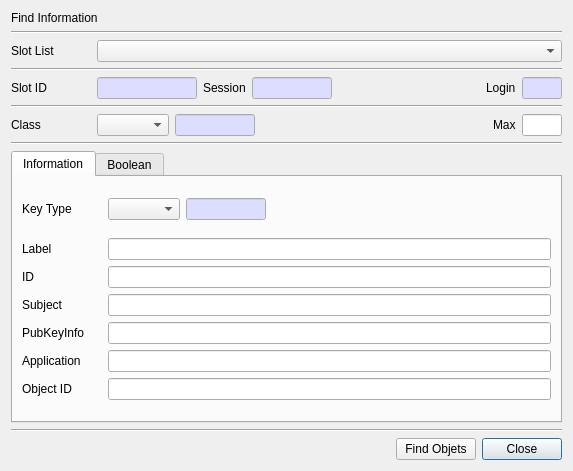
Old version of the form CryptokiMan/find_object_dlg.ui in the repository jykim74/CryptokiMan.
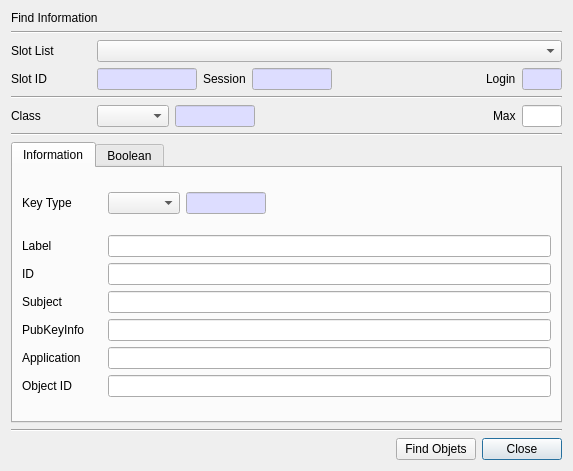
New version of the form.

```diff
--- a/CryptokiMan/find_object_dlg.ui
+++ b/CryptokiMan/find_object_dlg.ui
@@ -55,13 +55,6 @@
      </item>
     </layout>
    </item>
-   <item>
-    <widget class="Line" name="line_2">
-     <property name="orientation">
-      <enum>Qt::Horizontal</enum>
-     </property>
-    </widget>
-   </item>
    <item>
     <layout class="QGridLayout" name="gridLayout_2">
      <item row="0" column="3">
```
